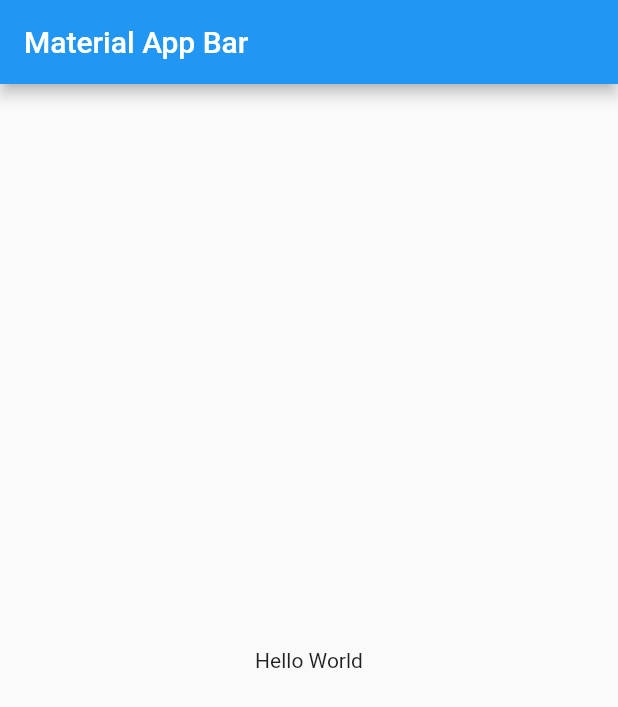
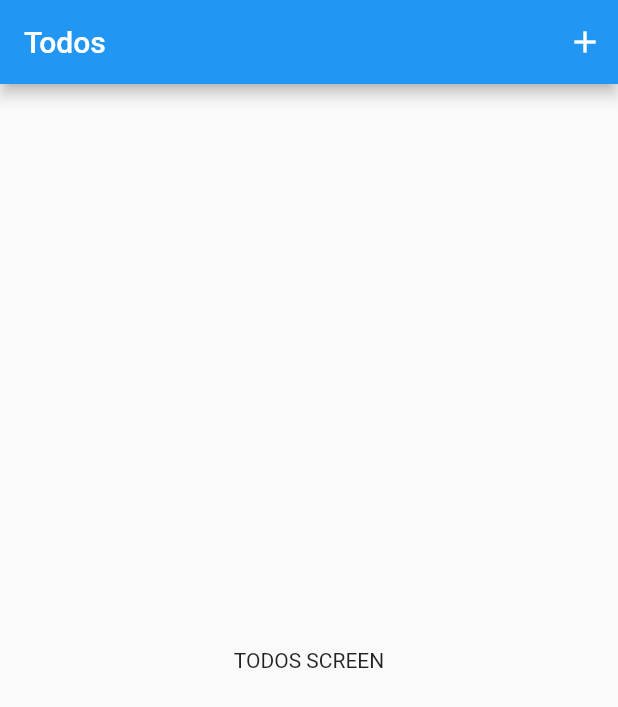
Before and after one commit to elvinosmanov/todo_app, a Flutter app: the screen it shows after launch, on a phone screen of 412 x 824 dp. Shown: the top 707 px of the screen. Run offline on Flutter 3.47's test engine with Material 2 defaults, Android fonts, the phone set to English and light mode, and no system bars; our stand-ins replace bloc.

Commit message:
created screens

```diff
--- /dev/null
+++ b/lib/cubit/cubit/todos_cubit.dart
@@ -0,0 +1,8 @@
+import 'package:bloc/bloc.dart';
+import 'package:meta/meta.dart';
+
+part 'todos_state.dart';
+
+class TodosCubit extends Cubit<TodosState> {
+  TodosCubit() : super(TodosInitial());
+}
--- /dev/null
+++ b/lib/cubit/cubit/todos_state.dart
@@ -0,0 +1,6 @@
+part of 'todos_cubit.dart';
+
+@immutable
+abstract class TodosState {}
+
+class TodosInitial extends TodosState {}
--- a/lib/main.dart
+++ b/lib/main.dart
@@ -1,22 +1,16 @@
 import 'package:flutter/material.dart';
+import 'package:todo_app/presentation/router.dart';
 
-void main() => runApp(MyApp());
+void main() => runApp(TodoApp());
 
-class MyApp extends StatelessWidget {
+class TodoApp extends StatelessWidget {
+  final route = AppRouter();
   @override
   Widget build(BuildContext context) {
     return MaterialApp(
+      debugShowCheckedModeBanner: false,
       title: 'Material App',
-      home: Scaffold(
-        appBar: AppBar(
-          title: Text('Material App Bar'),
-        ),
-        body: Center(
-          child: Container(
-            child: Text('Hello World'),
-          ),
-        ),
-      ),
+      onGenerateRoute: route.generate,
     );
   }
 }
--- /dev/null
+++ b/lib/presentation/router.dart
@@ -0,0 +1,21 @@
+import 'package:flutter/cupertino.dart';
+import 'package:flutter/material.dart';
+import 'package:todo_app/presentation/screens/add_todo_screen.dart';
+import 'package:todo_app/presentation/screens/edit_todo_screen.dart';
+import 'package:todo_app/presentation/screens/error_screen.dart';
+import 'package:todo_app/presentation/screens/todos_screen.dart';
+
+class AppRouter {
+  Route generate(RouteSettings settings) {
+    switch (settings.name) {
+      case TodosScreen.route:
+        return MaterialPageRoute(builder: (_) => TodosScreen());
+      case EditTodoScreen.route:
+        return MaterialPageRoute(builder: (_) => EditTodoScreen());
+      case AddTodoScreen.route:
+        return MaterialPageRoute(builder: (_) => AddTodoScreen());
+      default:
+        return MaterialPageRoute(builder: (_) => ErrorScreen());
+    }
+  }
+}
--- /dev/null
+++ b/lib/presentation/screens/todos_screen.dart
@@ -0,0 +1,29 @@
+import 'package:flutter/material.dart';
+import 'package:todo_app/presentation/screens/add_todo_screen.dart';
+
+class TodosScreen extends StatelessWidget {
+  static const route = "/";
+
+  const TodosScreen({Key? key}) : super(key: key);
+
+  @override
+  Widget build(BuildContext context) {
+    return Scaffold(
+      appBar: AppBar(
+        title: Text("Todos"),
+        actions: [
+          InkWell(
+            onTap: () => Navigator.of(context).pushNamed(AddTodoScreen.route),
+            child: Padding(
+              padding: const EdgeInsets.all(10.0),
+              child: Icon(Icons.add),
+            ),
+          )
+        ],
+      ),
+      body: Center(
+        child: Text('TODOS SCREEN'),
+      ),
+    );
+  }
+}
```
Also changed, not shown: lib/presentation/screens/add_todo_screen.dart (added, +18 -0 lines), lib/presentation/screens/edit_todo_screen.dart (added, +17 -0 lines), lib/presentation/screens/error_screen.dart (added, +20 -0 lines), pubspec.yaml (+2 -9 lines), pubspec.lock.
